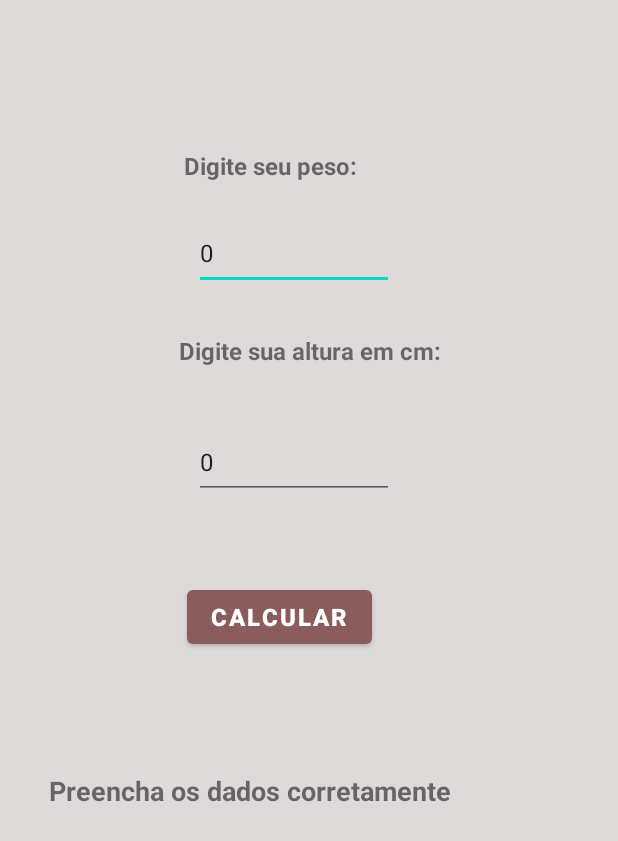
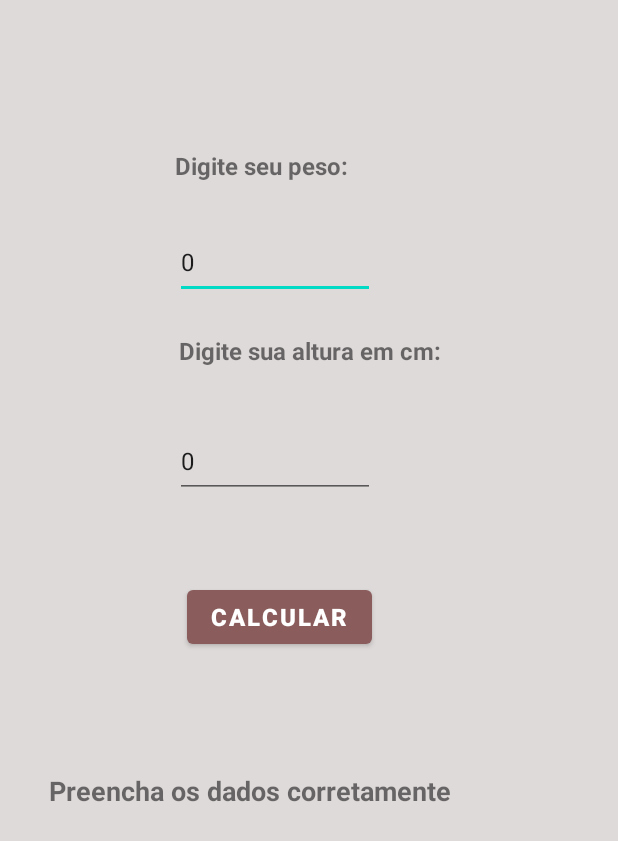
Before and after one commit to adamoskimanika/IMC_final, an Android app: the screen it shows after launch (MainActivity), after a tap on "CALCULAR", on a phone screen of 412 x 824 dp. Shown: the top 841 px of the screen. Run offline under Robolectric (Android 15) with nearby library versions, the phone set to English and light mode, and no system bars.

Commit message:
color ok falta tratamento camp null
teste com .toString().equals ("")
.toString().empty()

```diff
--- a/app/src/main/java/com/example/imc_final/MainActivity.java
+++ b/app/src/main/java/com/example/imc_final/MainActivity.java
@@ -28,6 +28,18 @@ public class MainActivity extends AppCompatActivity {
         final Button button = (Button)findViewById(R.id.btn_calcular);
         button.setOnClickListener (new View.OnClickListener(){
                                        public void onClick (View v){
+/*
+                                           if (edt_Peso.getText().toString().equals("") ){
+                                               txt_Result.setText(R.string.dados_inc);
+                                               edt_Peso.requestFocus();
+                                           } else if(edt_Altura.getText().toString().equals("") ){
+                                               txt_Result.setText(R.string.dados_inc);
+                                               edt_Altura.requestFocus();
+                                           }*/
+
+                                           /*if (edt_Peso.getText().toString().trim().equals("") ){
+                                               txt_Result.setText(R.string.dados_inc);
+                                           }*/
                                            int peso = 0;
                                            peso = Integer.parseInt(edt_Peso.getText().toString());
                                            float altura = 0.0F;
--- a/app/src/main/res/layout/activity_main.xml
+++ b/app/src/main/res/layout/activity_main.xml
@@ -17,7 +17,7 @@
         android:textStyle="bold"
         app:layout_constraintBottom_toBottomOf="parent"
         app:layout_constraintEnd_toEndOf="parent"
-        app:layout_constraintHorizontal_bias="0.414"
+        app:layout_constraintHorizontal_bias="0.393"
         app:layout_constraintStart_toStartOf="parent"
         app:layout_constraintTop_toTopOf="parent"
         app:layout_constraintVertical_bias="0.124" />
@@ -36,6 +36,7 @@
         app:layout_constraintTop_toTopOf="parent"
         app:layout_constraintVertical_bias="0.278" />
 
+
     <EditText
         android:id="@+id/edt_peso"
         android:layout_width="133dp"
@@ -47,11 +48,10 @@
         android:textSize="16sp"
         app:layout_constraintBottom_toBottomOf="parent"
         app:layout_constraintEnd_toEndOf="parent"
-        app:layout_constraintHorizontal_bias="0.465"
+        app:layout_constraintHorizontal_bias="0.419"
         app:layout_constraintStart_toStartOf="parent"
         app:layout_constraintTop_toTopOf="parent"
-        app:layout_constraintVertical_bias="0.186" />
-
+        app:layout_constraintVertical_bias="0.194" />
 
     <EditText
         android:id="@+id/edt_altura"
@@ -64,11 +64,10 @@
         android:textSize="16sp"
         app:layout_constraintBottom_toBottomOf="parent"
         app:layout_constraintEnd_toEndOf="parent"
-        app:layout_constraintHorizontal_bias="0.465"
+        app:layout_constraintHorizontal_bias="0.419"
         app:layout_constraintStart_toStartOf="parent"
         app:layout_constraintTop_toTopOf="parent"
-        app:layout_constraintVertical_bias="0.366" />
-
+        app:layout_constraintVertical_bias="0.365" />
 
     <Button
         android:id="@+id/btn_calcular"
```
